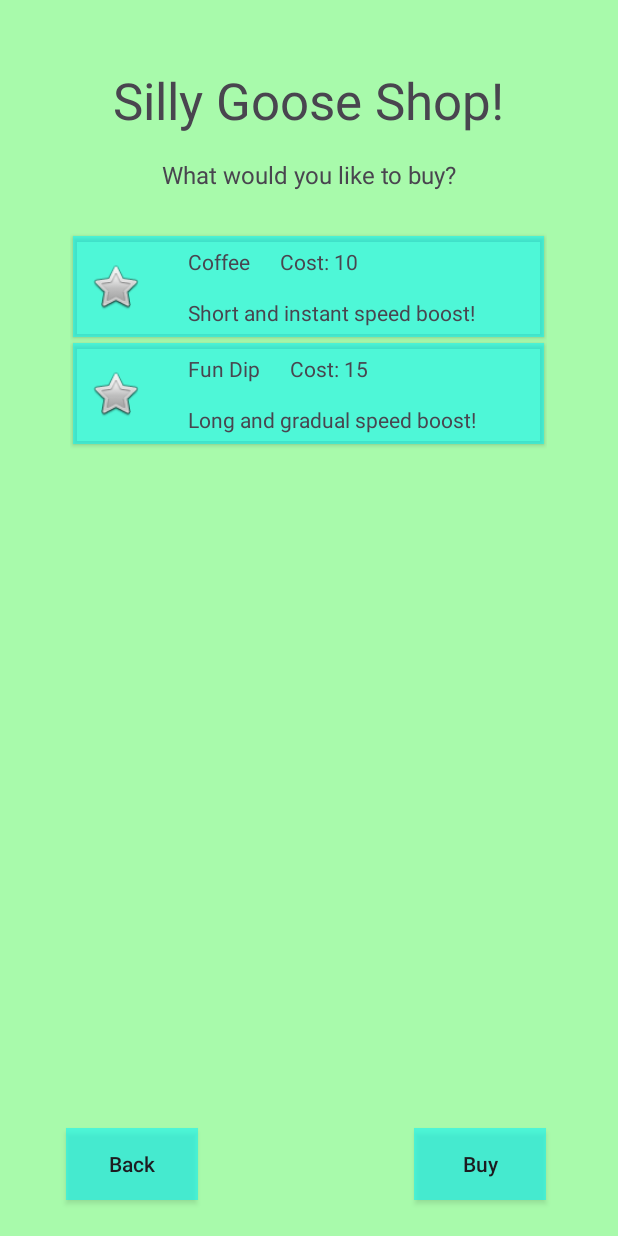
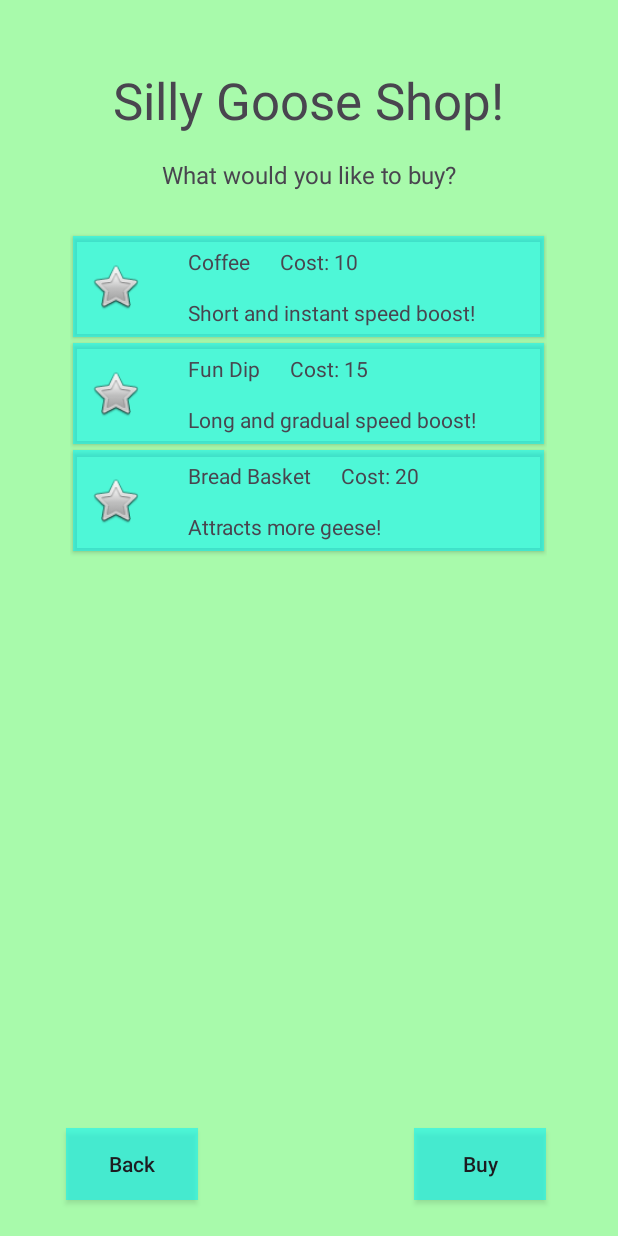
Before and after one commit to jonestho/duck-duck-goose, an Android app: the ShopActivity screen opened directly, with no data from a screen before it, on a phone screen of 412 x 824 dp. Run offline under Robolectric (Android 15) with nearby library versions, the light colour scheme and no system bars.

Commit message:
Added the Bread Basket item with the description Attracts more geese!

```diff
--- a/app/src/main/java/com/game/duckduckgoose/ShopActivity.kt
+++ b/app/src/main/java/com/game/duckduckgoose/ShopActivity.kt
@@ -27,7 +27,8 @@ class ShopActivity : AppCompatActivity() {
 
         val data: ArrayList<Item> = arrayListOf(Item("Coffee",
             "Short and instant speed boost!", 10),
-            Item("Fun Dip", "Long and gradual speed boost!", 15))
+            Item("Fun Dip", "Long and gradual speed boost!", 15),
+            Item("Bread Basket", "Attracts more geese!", 20))
         val currencyAmount = 50
 
         // TODO: Add the following later for the two variables above: intent.getParcelable(?)("name_here")
```
